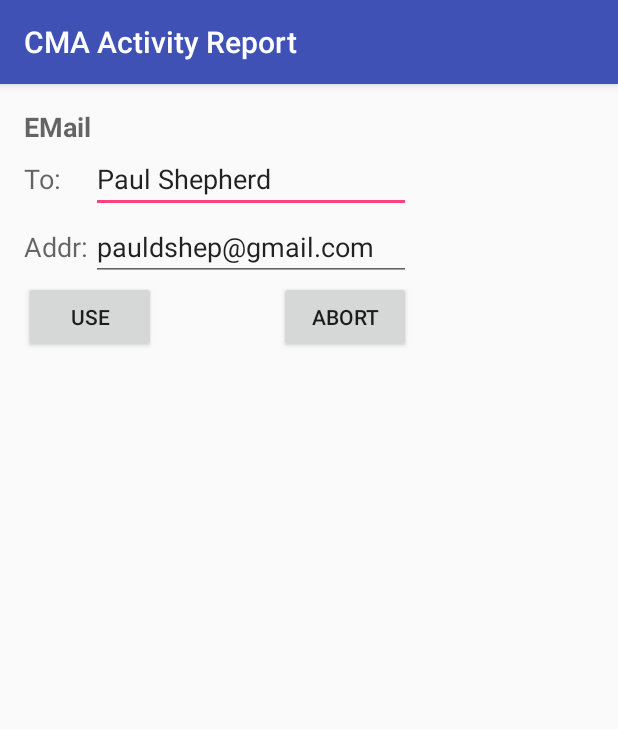
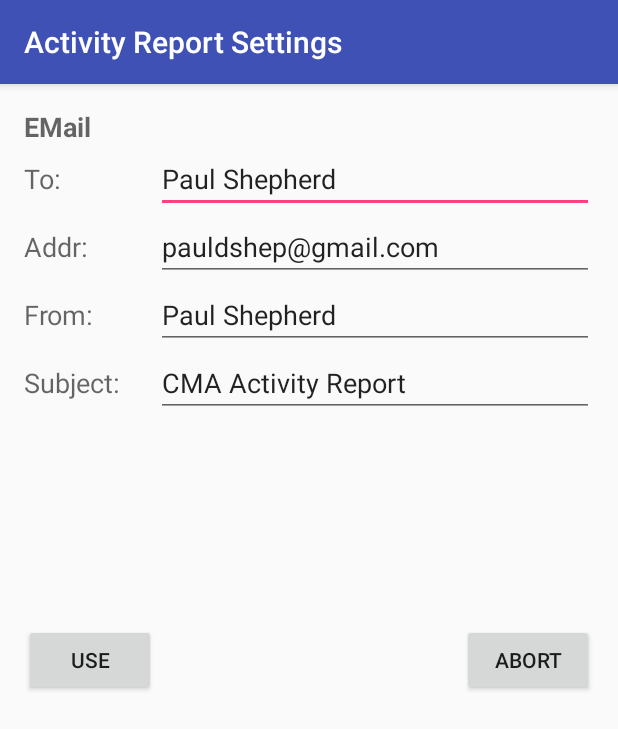
Before and after one commit to pauldshep/CMAActivityReport, an Android app: the screen it shows after launch (SettingsActivity before the commit, ActivitySettings after it), in the options menu, after a tap on "Settings", on a phone screen of 412 x 824 dp. Shown: the top 729 px of the screen. Run offline under Robolectric (Android 15) with nearby library versions, the phone set to English and light mode, and no system bars.

Commit message:
Started implementing database access for settings.

```diff
--- a/app/src/main/java/com/sss/android/cmaactivityreport/MainActivity.java
+++ b/app/src/main/java/com/sss/android/cmaactivityreport/ActivityMain.java
@@ -1,6 +1,5 @@
 package com.sss.android.cmaactivityreport;
 
-import android.content.ClipData;
 import android.content.Intent;
 import android.support.v7.app.ActionBar;
 import android.support.v7.app.AppCompatActivity;
@@ -19,7 +18,7 @@ import android.widget.Toast;
 /**
  * CMA Activity Report Application entry point.
  */
-public class MainActivity extends AppCompatActivity
+public class ActivityMain extends AppCompatActivity
 {
 
     //**************************************************************************
@@ -33,7 +32,7 @@ public class MainActivity extends AppCompatActivity
         super.onCreate(savedInstanceState);
         setContentView(R.layout.activity_main);
 
-        Log.i("MainActivity", "::onCreate()");
+        Log.i("ActivityMain", "::onCreate()");
 
         // configure the action bar and handle its messages
         ActionBar action_bar = getSupportActionBar();
@@ -42,8 +41,8 @@ public class MainActivity extends AppCompatActivity
         // configure the event type display
         TextView text_view_type = (TextView)findViewById(R.id.textViewType);
         Intent this_intent      = getIntent();
-        int event_type          = this_intent.getIntExtra(EventActivity.EVENT_TYPE, EventActivity.DEFAULT_EVENT_TYPE);
-        text_view_type.setText(EventActivity.CMAActivityTypes[event_type]);
+        int event_type          = this_intent.getIntExtra(ActivityEventTypes.EVENT_TYPE, ActivityEventTypes.DEFAULT_EVENT_TYPE);
+        text_view_type.setText(ActivityEventTypes.CMAActivityTypes[event_type]);
 
         // configure the date display
         TextView text_view_date = (TextView)findViewById(R.id.textViewDate);
@@ -63,8 +62,8 @@ public class MainActivity extends AppCompatActivity
             @Override
             public void onClick(View v)
             {
-                Log.i("MainActivity", "textview type selected");
-                Intent intent = new Intent(getApplicationContext(), EventActivity.class);
+                Log.i("ActivityMain", "textview type selected");
+                Intent intent = new Intent(getApplicationContext(), ActivityEventTypes.class);
                 startActivity(intent);
             }
         });
@@ -74,8 +73,8 @@ public class MainActivity extends AppCompatActivity
             @Override
             public void onClick(View v)
             {
-                Log.i("MainActivity", "textview type selected");
-                Intent intent = new Intent(getApplicationContext(), EventActivity.class);
+                Log.i("ActivityMain", "textview type selected");
+                Intent intent = new Intent(getApplicationContext(), ActivityEventTypes.class);
                 startActivity(intent);
             }
         });
@@ -89,7 +88,7 @@ public class MainActivity extends AppCompatActivity
             @Override
             public void onClick(View v)
             {
-                Log.i("MainActivity", "Date onClick() start");
+                Log.i("ActivityMain", "Date onClick() start");
 
                 DatePickerFragment date_picker = new DatePickerFragment()
                 {
@@ -108,7 +107,7 @@ public class MainActivity extends AppCompatActivity
                     {
                         int    loc_month = month + 1;
                         String date_str  =  loc_month + "-" + day + "-" + year;
-                        Log.i("MainActivity", "specified date = " + date_str);
+                        Log.i("ActivityMain", "specified date = " + date_str);
                         TextView date_text_view = (TextView)findViewById(R.id.textViewDate);
                         date_text_view.setText(date_str);
                     }
@@ -120,7 +119,7 @@ public class MainActivity extends AppCompatActivity
 
                 TextView date_text_view = (TextView)findViewById((R.id.textViewDate));
                 String date_fr_picker   = date_picker.toString();
-                Log.d("MainActivity", "Date onClick() end " + date_fr_picker);
+                Log.d("ActivityMain", "Date onClick() end " + date_fr_picker);
             }
         });
 
@@ -129,7 +128,7 @@ public class MainActivity extends AppCompatActivity
             @Override
             public void onClick(View v)
             {
-                Log.i("MainActivity", "Date onClick() start");
+                Log.i("ActivityMain", "Date onClick() start");
 
                 DatePickerFragment date_picker = new DatePickerFragment()
                 {
@@ -148,7 +147,7 @@ public class MainActivity extends AppCompatActivity
                     {
                         int loc_month = month + 1;
                         String date_str =  loc_month + "-" + day + "-" + year;
-                        Log.i("MainActivity", "specified date = " + date_str);
+                        Log.i("ActivityMain", "specified date = " + date_str);
                         TextView date_text_view = (TextView)findViewById(R.id.textViewDate);
                         date_text_view.setText(date_str);
                     }
@@ -160,7 +159,7 @@ public class MainActivity extends AppCompatActivity
 
                 TextView date_text_view = (TextView)findViewById((R.id.textViewDate));
                 String date_fr_picker   = date_picker.toString();
-                Log.d("MainActivity", "Date onClick() end " + date_fr_picker);
+                Log.d("ActivityMain", "Date onClick() end " + date_fr_picker);
             }   // end public void onClick(View v)
         });
 
@@ -208,14 +207,13 @@ public class MainActivity extends AppCompatActivity
     @Override
     public boolean onOptionsItemSelected(MenuItem item)
     {
+        Intent intent;
+
         switch(item.getItemId())
         {
             case R.id.action_bar_settings:
                 // display settings activity
-                Toast.makeText(this, "Action Bar Settings Menu Item",
-                        Toast.LENGTH_SHORT).show();
-                Log.i("MainActivity", "textview type selected");
-                Intent intent = new Intent(getApplicationContext(), SettingsActivity.class);
+                intent = new Intent(getApplicationContext(), ActivitySettings.class);
                 startActivity(intent);
                 break;
 
@@ -235,12 +233,13 @@ public class MainActivity extends AppCompatActivity
                 break;
 
             case R.id.action_bar_about:
-                Toast.makeText(this, "Action Bar About Menu Item",
-                        Toast.LENGTH_SHORT).show();
+                // display the About activity
+                intent = new Intent(getApplicationContext(), ActivityAbout.class);
+                startActivity(intent);
                 break;
 
             default:
-                Log.e("MainActivity",
+                Log.e("ActivityMain",
                       "action bar menu item not handled = " + item.getItemId());
                 break;
         }
@@ -263,4 +262,4 @@ public class MainActivity extends AppCompatActivity
     }
 
 
-}   // end public class MainActivity extends AppCompatActivity
+}   // end public class ActivityMain extends AppCompatActivity
--- a/app/src/main/res/layout/activity_main.xml
+++ b/app/src/main/res/layout/activity_main.xml
@@ -17,7 +17,7 @@
         android:paddingTop="@dimen/activity_vertical_margin"
         android:descendantFocusability="beforeDescendants"
         android:focusableInTouchMode="true"
-        tools:context="com.sss.android.cmaactivityreport.MainActivity"
+        tools:context=".ActivityMain"
         >
 
         <TextView
--- a/app/src/main/res/layout/activity_settings.xml
+++ b/app/src/main/res/layout/activity_settings.xml
@@ -8,7 +8,7 @@
     android:paddingLeft="@dimen/activity_horizontal_margin"
     android:paddingRight="@dimen/activity_horizontal_margin"
     android:paddingTop="@dimen/activity_vertical_margin"
-    tools:context="com.sss.android.cmaactivityreport.SettingsActivity"
+    tools:context=".ActivitySettings"
     android:orientation="vertical">
 
 
@@ -16,7 +16,7 @@
         android:layout_width="wrap_content"
         android:layout_height="wrap_content"
         android:textAppearance="?android:attr/textAppearanceMedium"
-        android:text="EMail"
+        android:text="@string/settings_email_title"
         android:id="@+id/textView_email"
         android:textStyle="bold"/>
 
@@ -25,7 +25,7 @@
         android:layout_width="wrap_content"
         android:layout_height="wrap_content"
         android:textAppearance="?android:attr/textAppearanceMedium"
-        android:text="To:"
+        android:text="@string/settings_email_to"
         android:id="@+id/textView_email_to"
         android:layout_below="@+id/textView_email"
         android:layout_toLeftOf="@+id/editText_email_to"
@@ -43,20 +43,22 @@
         android:text="Paul Shepherd"
         android:layout_weight="1"
         android:layout_alignTop="@+id/textView_email_to"
-        android:layout_toRightOf="@+id/textView_email"
-        android:layout_toEndOf="@+id/textView_email"/>
+        android:layout_alignRight="@+id/settings_button_abort"
+        android:layout_alignEnd="@+id/settings_button_abort"
+        android:layout_toRightOf="@+id/settings_button_use"
+        android:layout_toEndOf="@+id/settings_button_use"/>
 
-    <!-- email to address -->>
+    <!-- email to address -->
     <TextView
         android:layout_width="wrap_content"
         android:layout_height="wrap_content"
         android:textAppearance="?android:attr/textAppearanceMedium"
-        android:text="Addr:"
+        android:text="@string/settings_email_addr"
         android:id="@+id/textView_email_addr"
         android:layout_alignParentLeft="true"
         android:layout_alignParentStart="true"
-        android:layout_alignBottom="@+id/editText_addr"
-        android:layout_alignTop="@+id/editText_addr"
+        android:layout_alignBottom="@+id/editText_email_addr"
+        android:layout_alignTop="@+id/editText_email_addr"
         android:gravity="center_vertical"/>
 
     <EditText
@@ -64,31 +66,89 @@
         android:layout_height="wrap_content"
         android:inputType="textEmailAddress"
         android:ems="10"
-        android:id="@+id/editText_addr"
+        android:id="@+id/editText_email_addr"
         android:layout_weight="1"
         android:text="pauldshep@gmail.com"
         android:layout_below="@+id/editText_email_to"
         android:layout_alignLeft="@+id/editText_email_to"
-        android:layout_alignStart="@+id/editText_email_to"/>
+        android:layout_alignStart="@+id/editText_email_to"
+        android:layout_alignRight="@+id/editText_email_to"
+        android:layout_alignEnd="@+id/editText_email_to"/>
+
+    <!-- sender information (From) -->
+
+    <TextView
+        android:layout_width="wrap_content"
+        android:layout_height="wrap_content"
+        android:textAppearance="?android:attr/textAppearanceMedium"
+        android:text="@string/settings_email_from"
+        android:id="@+id/textView_email_from"
+        android:layout_below="@+id/textView_email_addr"
+        android:layout_alignParentLeft="true"
+        android:layout_alignParentStart="true"
+        android:layout_alignBottom="@+id/editText_email_from"
+        android:gravity="center_vertical"/>
+
+    <EditText
+        android:layout_width="wrap_content"
+        android:layout_height="wrap_content"
+        android:inputType="textPersonName"
+        android:text="@string/settings_email_from_def"
+        android:ems="10"
+        android:id="@+id/editText_email_from"
+        android:layout_below="@+id/editText_email_addr"
+        android:layout_alignLeft="@+id/editText_email_addr"
+        android:layout_alignStart="@+id/editText_email_addr"
+        android:layout_alignRight="@+id/editText_email_addr"
+        android:layout_alignEnd="@+id/editText_email_addr"/>
+
+    <!-- email subject: CMA Activity Report -->
+
+    <TextView
+        android:layout_width="wrap_content"
+        android:layout_height="wrap_content"
+        android:textAppearance="?android:attr/textAppearanceMedium"
+        android:text="@string/settings_email_subject"
+        android:id="@+id/textView_subject"
+        android:layout_below="@+id/editText_email_from"
+        android:layout_alignParentLeft="true"
+        android:layout_alignParentStart="true"
+        android:paddingTop="10dp"/>
+
+    <EditText
+        android:layout_width="wrap_content"
+        android:layout_height="wrap_content"
+        android:id="@+id/editText_email_subject"
+        android:text="@string/settings_email_subject_value"
+        android:layout_alignTop="@+id/textView_subject"
+        android:layout_alignLeft="@+id/editText_email_from"
+        android:layout_alignStart="@+id/editText_email_from"
+        android:layout_alignRight="@+id/editText_email_from"
+        android:layout_alignEnd="@+id/editText_email_from"/>
+
+    <!-- USE and ABORT buttons -->
 
     <Button
         android:layout_width="wrap_content"
         android:layout_height="wrap_content"
         android:text="USE"
         android:id="@+id/settings_button_use"
-        android:layout_below="@+id/textView_email_addr"
+        android:onClick="onClickSettingsButtonUse"
+        android:layout_centerVertical="true"
         android:layout_alignParentLeft="true"
-        android:layout_alignParentStart="true"
-        android:onClick="onClickSettingsButtonUse"/>
+        android:layout_alignParentStart="true"/>
 
     <Button
         android:layout_width="wrap_content"
         android:layout_height="wrap_content"
         android:text="ABORT"
         android:id="@+id/settings_button_abort"
-        android:layout_below="@+id/editText_addr"
-        android:layout_alignRight="@+id/editText_addr"
-        android:layout_alignEnd="@+id/editText_addr"
-        android:onClick="onClickSettingsButtonAbort"/>
+        android:onClick="onClickSettingsButtonAbort"
+        android:layout_alignTop="@+id/settings_button_use"
+        android:layout_alignParentRight="true"
+        android:layout_alignParentEnd="true"/>
+
+
+
 
 </RelativeLayout>
--- a/app/src/main/res/values/strings.xml
+++ b/app/src/main/res/values/strings.xml
@@ -29,5 +29,24 @@
     <string name="action_bar_clear">Clear</string>
     <string name="action_bar_about">About</string>
 
+    <!-- Settings Activity Strings -->
+    <string name="settings_action_bar_title">Activity Report Settings</string>
+    <string name="settings_email_title">EMail</string>
+    <string name="settings_email_to">To:</string>
+    <string name="settings_email_addr">Addr:</string>
+    <string name="settings_email_from">From:</string>
+    <string name="settings_email_from_def">Paul Shepherd</string>
+    <string name="settings_email_subject">Subject:</string>
+    <string name="settings_email_subject_value">CMA Activity Report</string>
+
+    <!-- About Activity Strings -->
+    <string name="activity_about_title">About CMA Activity Report</string>
+    <string name="activity_about_text">
+        This application was written for the Christian Motorcyclists Association
+        to automate the creation of event activity reports.  It\'s author is
+        Shepherd Software Solutions.  Please direct any comments and suggestions
+        to: pauldshep@gmail.com
+    </string>
+
 
 </resources>
```
Also changed, not shown: app/src/main/AndroidManifest.xml (+5 -3 lines), app/src/main/java/com/sss/android/cmaactivityreport/ActivityAbout.java (added, +19 -0 lines), app/src/main/java/com/sss/android/cmaactivityreport/ActivityDatabaseContract.java (deleted, +0 -35 lines), app/src/main/java/com/sss/android/cmaactivityreport/ActivityEventTypes.java (renamed from app/src/main/java/com/sss/android/cmaactivityreport/EventActivity.java, +5 -5 lines), app/src/main/java/com/sss/android/cmaactivityreport/ActivitySettings.java (added, +184 -0 lines), app/src/main/java/com/sss/android/cmaactivityreport/DataActivity.java (added, +46 -0 lines), app/src/main/java/com/sss/android/cmaactivityreport/DatabaseContract.java (added, +40 -0 lines), app/src/main/java/com/sss/android/cmaactivityreport/DatabaseHelper.java (added, +149 -0 lines), app/src/main/java/com/sss/android/cmaactivityreport/SettingsActivity.java (deleted, +0 -47 lines), app/src/main/res/layout/activity_about.xml (added, +44 -0 lines).
